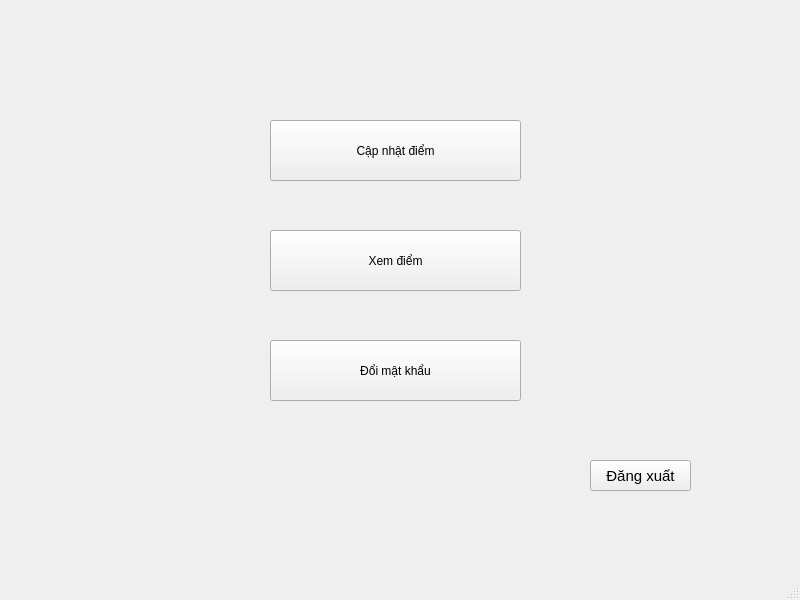
Old version of the form projectPy/menuGV.ui in the repository Nhat2510/project-Python.
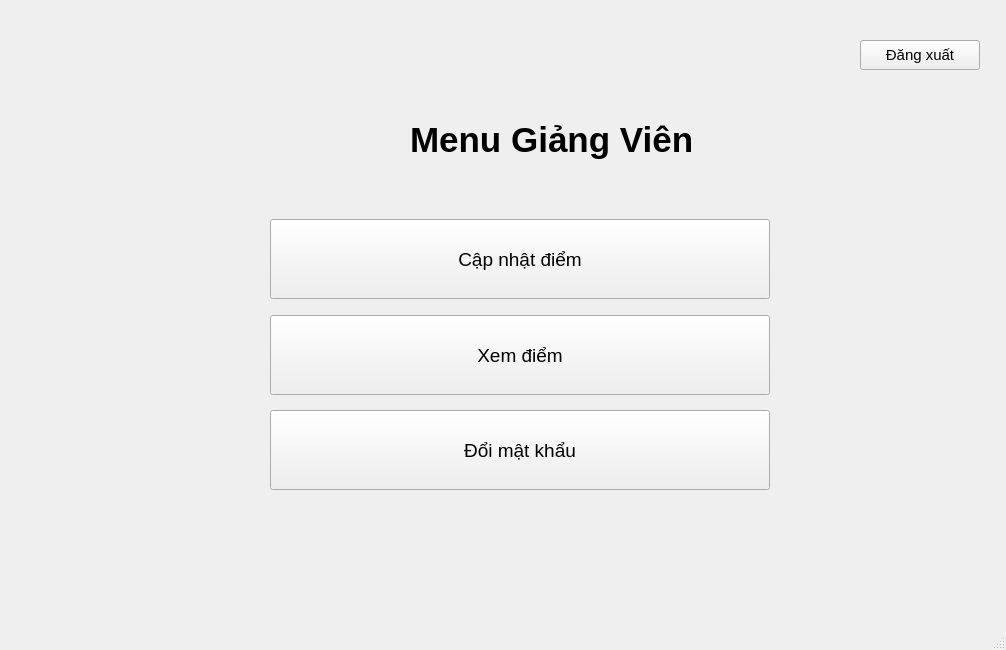
New version of the form.

Patch:
```diff
--- a/projectPy/menuGV.ui
+++ b/projectPy/menuGV.ui
@@ -6,8 +6,8 @@
    <rect>
     <x>0</x>
     <y>0</y>
-    <width>800</width>
-    <height>600</height>
+    <width>1006</width>
+    <height>650</height>
    </rect>
   </property>
   <property name="windowTitle">
@@ -18,11 +18,16 @@
     <property name="geometry">
      <rect>
       <x>270</x>
-      <y>120</y>
-      <width>251</width>
-      <height>61</height>
+      <y>219</y>
+      <width>500</width>
+      <height>80</height>
      </rect>
     </property>
+    <property name="font">
+     <font>
+      <pointsize>14</pointsize>
+     </font>
+    </property>
     <property name="text">
      <string>Cập nhật điểm</string>
     </property>
@@ -31,11 +36,16 @@
     <property name="geometry">
      <rect>
       <x>270</x>
-      <y>230</y>
-      <width>251</width>
-      <height>61</height>
+      <y>315</y>
+      <width>500</width>
+      <height>80</height>
      </rect>
     </property>
+    <property name="font">
+     <font>
+      <pointsize>14</pointsize>
+     </font>
+    </property>
     <property name="text">
      <string>Xem điểm</string>
     </property>
@@ -44,11 +54,16 @@
     <property name="geometry">
      <rect>
       <x>270</x>
-      <y>340</y>
-      <width>251</width>
-      <height>61</height>
+      <y>410</y>
+      <width>500</width>
+      <height>80</height>
      </rect>
     </property>
+    <property name="font">
+     <font>
+      <pointsize>14</pointsize>
+     </font>
+    </property>
     <property name="text">
      <string>Đổi mật khẩu</string>
     </property>
@@ -56,10 +71,10 @@
    <widget class="QPushButton" name="logout">
     <property name="geometry">
      <rect>
-      <x>590</x>
-      <y>460</y>
-      <width>101</width>
-      <height>31</height>
+      <x>860</x>
+      <y>40</y>
+      <width>120</width>
+      <height>30</height>
      </rect>
     </property>
     <property name="font">
@@ -71,6 +86,26 @@
      <string>Đăng xuất</string>
     </property>
    </widget>
+   <widget class="QLabel" name="label_8">
+    <property name="geometry">
+     <rect>
+      <x>410</x>
+      <y>110</y>
+      <width>371</width>
+      <height>60</height>
+     </rect>
+    </property>
+    <property name="font">
+     <font>
+      <pointsize>26</pointsize>
+      <weight>75</weight>
+      <bold>true</bold>
+     </font>
+    </property>
+    <property name="text">
+     <string>Menu Giảng Viên</string>
+    </property>
+   </widget>
   </widget>
   <widget class="QMenuBar" name="menubar">
    <property name="geometry">
```
Left out of the diff: 4 changed lines with no effect on the pictures.
